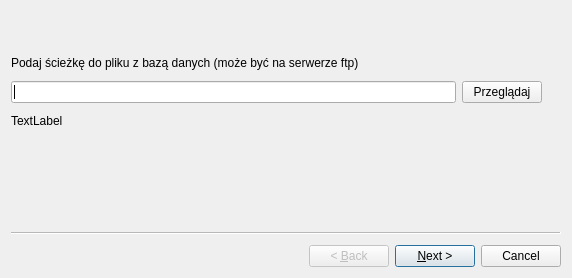
Before: the Qt Designer form ustawieniawstepne.ui in twardakm/zarzadzanie_projektami, drawn with Qt 5.
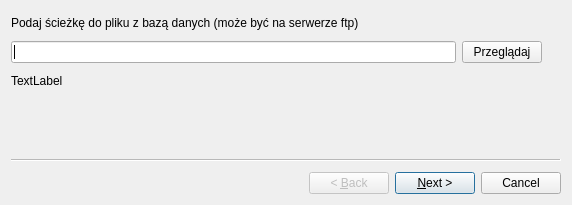
After: the same form once the commit is applied.

Commit message: Eleganckie wyświetlanie okienka

What changed in the file:
```diff
--- a/ustawieniawstepne.ui
+++ b/ustawieniawstepne.ui
@@ -7,7 +7,7 @@
     <x>0</x>
     <y>0</y>
     <width>572</width>
-    <height>278</height>
+    <height>205</height>
    </rect>
   </property>
   <property name="windowTitle">
@@ -18,7 +18,7 @@
     <property name="geometry">
      <rect>
       <x>0</x>
-      <y>40</y>
+      <y>0</y>
       <width>531</width>
       <height>81</height>
      </rect>
```
Left out of the diff: 2 changed lines with no effect on the pictures.
